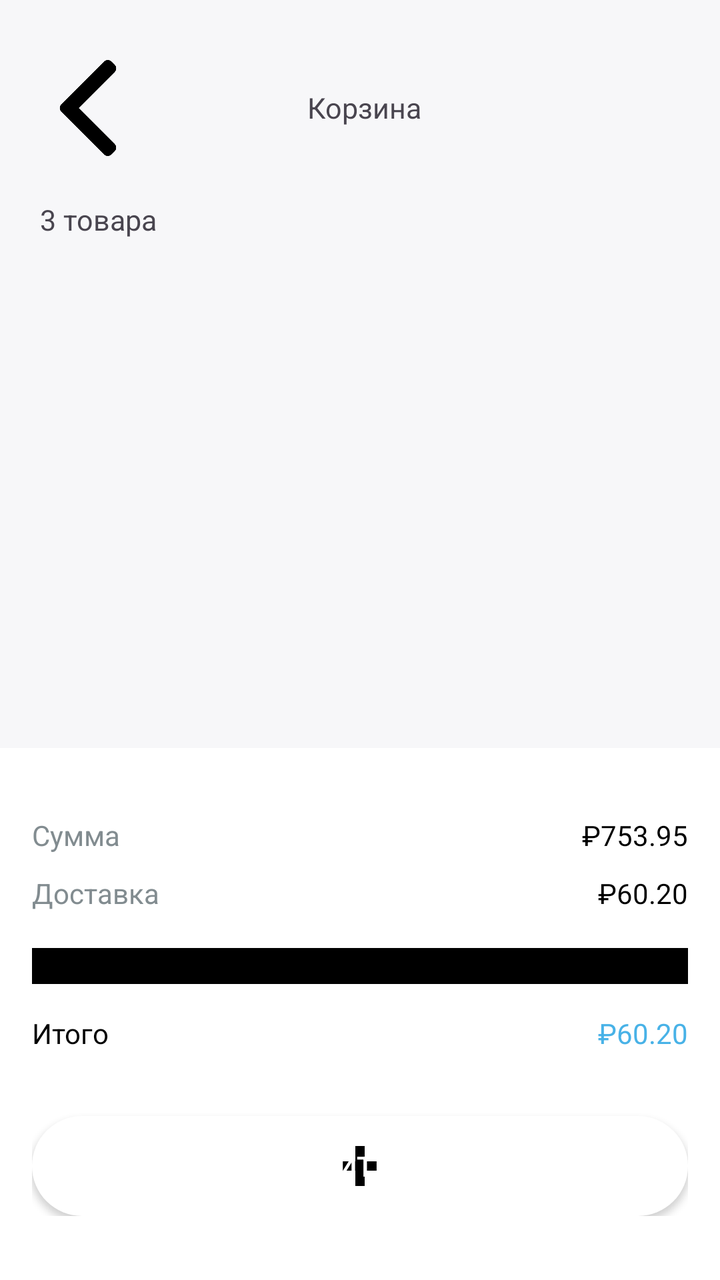
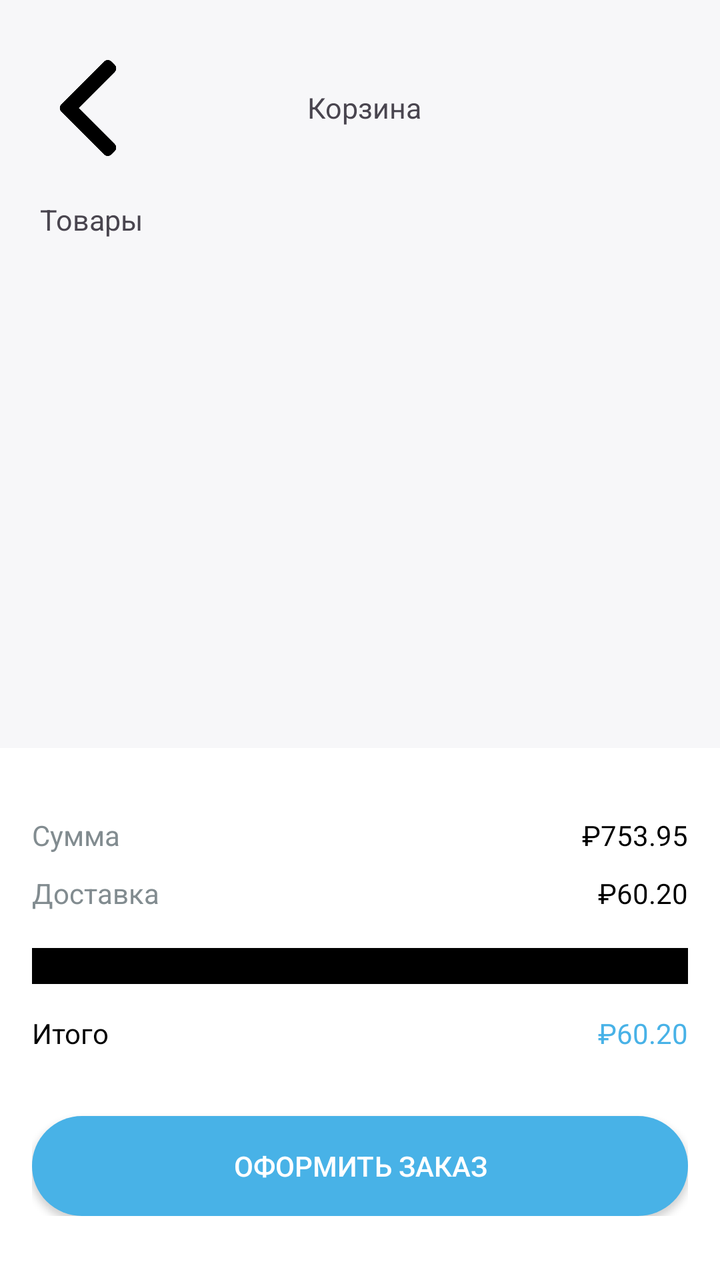

Screens rendered from an Android XML layout before and after an edit, with the pre-edit source and the edit as a unified diff.
<!-- AndroidManifest.xml: application theme Theme.Notes_Kazakov -->
<!-- res/layout/activity_basket.xml -->
<?xml version="1.0" encoding="utf-8"?>
<androidx.constraintlayout.widget.ConstraintLayout xmlns:android="http://schemas.android.com/apk/res/android"
    xmlns:app="http://schemas.android.com/apk/res-auto"
    xmlns:tools="http://schemas.android.com/tools"
    android:id="@+id/main"
    android:layout_width="match_parent"
    android:layout_height="match_parent"
    android:background="#F7F7F9"
    tools:context=".BasketActivity">

    <LinearLayout
        android:id="@+id/header"
        android:layout_width="match_parent"
        android:layout_height="54dp"
        android:layout_marginLeft="15dp"
        android:layout_marginRight="20dp"
        android:layout_marginTop="30dp"
        app:layout_constraintStart_toStartOf="parent"
        app:layout_constraintTop_toTopOf="parent">

        <androidx.appcompat.widget.AppCompatButton
            android:id="@+id/bthBack"
            android:layout_width="48dp"
            android:layout_height="48dp"
            android:layout_marginBottom="5dp"
            android:layout_marginLeft="5dp"
            android:onClick="ClosePopularActivity"
            android:background="@drawable/ic_back"
            android:contentDescription="Текст"/>

        <TextView
            android:layout_width="match_parent"
            android:layout_height="wrap_content"
            android:layout_marginRight="44dp"
            android:gravity="center"
            android:textSize="7pt"
            android:layout_weight="1"
            android:text="Корзина" />

    </LinearLayout>

    <TextView
        android:id="@+id/textView"
        android:layout_width="match_parent"
        android:layout_height="wrap_content"
        android:layout_marginLeft="20dp"
        android:layout_marginRight="20dp"
        android:layout_marginTop="16dp"
        android:layout_weight="1"
        android:text="3 товара"
        android:textSize="7pt"
        app:layout_constraintEnd_toEndOf="parent"
        app:layout_constraintStart_toStartOf="parent"
        app:layout_constraintTop_toBottomOf="@+id/header" />

    <androidx.recyclerview.widget.RecyclerView
        android:id="@+id/basket_list"
        android:layout_width="match_parent"
        android:layout_height="0dp"
        android:layout_marginLeft="20dp"
        android:layout_marginTop="16dp"
        android:layout_marginBottom="16dp"
        android:layout_marginRight="20dp"
        app:layoutManager="androidx.recyclerview.widget.LinearLayoutManager"
        app:layout_constraintBottom_toTopOf="@+id/linearLayout2"
        app:layout_constraintEnd_toEndOf="parent"
        app:layout_constraintStart_toStartOf="parent"
        app:layout_constraintTop_toBottomOf="@+id/textView" />

    <LinearLayout
        android:id="@+id/linearLayout2"
        android:layout_width="match_parent"
        android:layout_height="wrap_content"
        android:background="@color/white"
        android:orientation="vertical"
        android:paddingLeft="16dp"
        android:paddingTop="34dp"
        android:paddingRight="16dp"
        android:paddingBottom="32dp"
        app:layout_constraintBottom_toBottomOf="parent"
        app:layout_constraintEnd_toEndOf="parent"
        app:layout_constraintStart_toStartOf="parent">

        <LinearLayout
            android:layout_width="match_parent"
            android:layout_height="wrap_content"
            android:paddingBottom="10dp">

            <TextView
                android:layout_width="match_parent"
                android:layout_height="wrap_content"
                android:layout_weight="1"
                android:text="Сумма"
                android:textColor="#828C90" />

            <TextView
                android:id="@+id/tv_sum"
                android:layout_width="100dp"
                android:layout_height="wrap_content"
                android:gravity="right"
                android:text="₽753.95"
                android:textColor="@color/black" />
        </LinearLayout>

        <LinearLayout
            android:layout_width="match_parent"
            android:layout_height="wrap_content"
            android:paddingBottom="18dp">

            <TextView
                android:layout_width="match_parent"
                android:layout_height="wrap_content"
                android:layout_weight="1"
                android:text="Доставка"
                android:textColor="#828C90" />

            <TextView
                android:layout_width="100dp"
                android:layout_height="wrap_content"
                android:gravity="right"
                android:text="₽60.20"
                android:textColor="@color/black" />
        </LinearLayout>

        <LinearLayout
            android:layout_width="match_parent"
            android:layout_height="wrap_content"
            android:background="@color/black"
            android:paddingBottom="18dp" />

        <LinearLayout
            android:layout_width="match_parent"
            android:layout_height="wrap_content"
            android:paddingTop="15dp"
            android:paddingBottom="32dp">

            <TextView
                android:layout_width="match_parent"
                android:layout_height="wrap_content"
                android:layout_weight="1"
                android:text="Итого"
                android:textColor="@color/black" />

            <TextView
                android:id="@+id/tv_all_sum"
                android:layout_width="100dp"
                android:layout_height="wrap_content"
                android:gravity="right"
                android:text="₽60.20"
                android:textColor="@color/blue" />
        </LinearLayout>

        <androidx.appcompat.widget.AppCompatButton
            android:id="@+id/bthOrder"
            android:layout_width="match_parent"
            android:layout_height="50dp"
            android:background="@drawable/background_button"
            android:text="Оформить заказ"
            android:textColor="@color/white" />

    </LinearLayout>

</androidx.constraintlayout.widget.ConstraintLayout>
<!-- resources referenced by this layout -->
<resources>
  <color name="black">#FF000000</color>
  <color name="blue">#48B2E7</color>
  <color name="white">#FFFFFFFF</color>
  <!-- drawable background_button (drawable) -->
  <?xml version="1.0" encoding="utf-8"?>
  <layer-list xmlns:android="http://schemas.android.com/apk/res/android">
      <item>
          <shape>
              <solid android:color="@color/white"/>
              <corners android:radius="50dp"/>
          </shape>
      </item>
  
      <item
          android:drawable="@drawable/ic_plus"
          android:width="20dp"
          android:height="20dp"
          android:gravity="center" />
  </layer-list>
  <!-- drawable ic_back: png bitmap (drawable, 2646 bytes) -->
  <style name="Theme.Notes_Kazakov" parent="Base.Theme.Notes_Kazakov" />
  <!-- drawable ic_plus: png bitmap (drawable, 1712 bytes) -->
  <style name="Base.Theme.Notes_Kazakov" parent="Theme.Material3.DayNight.NoActionBar">
          
          
      </style>
</resources>

<!-- the commit's change to res/layout/activity_basket.xml (unified diff, before → after) -->
@@ -47,7 +47,7 @@
         android:layout_marginRight="20dp"
         android:layout_marginTop="16dp"
         android:layout_weight="1"
-        android:text="3 товара"
+        android:text="Товары"
         android:textSize="7pt"
         app:layout_constraintEnd_toEndOf="parent"
         app:layout_constraintStart_toStartOf="parent"
@@ -154,7 +154,7 @@
             android:id="@+id/bthOrder"
             android:layout_width="match_parent"
             android:layout_height="50dp"
-            android:background="@drawable/background_button"
+            android:background="@drawable/background_button_new"
             android:text="Оформить заказ"
             android:textColor="@color/white" />
 
<!-- resource entries referenced after the edit -->
@@ -3,25 +3,14 @@
   <color name="black">#FF000000</color>
   <color name="blue">#48B2E7</color>
   <color name="white">#FFFFFFFF</color>
-  <!-- drawable background_button (drawable) -->
+  <!-- drawable background_button_new (drawable) -->
   <?xml version="1.0" encoding="utf-8"?>
-  <layer-list xmlns:android="http://schemas.android.com/apk/res/android">
-      <item>
-          <shape>
-              <solid android:color="@color/white"/>
-              <corners android:radius="50dp"/>
-          </shape>
-      </item>
-  
-      <item
-          android:drawable="@drawable/ic_plus"
-          android:width="20dp"
-          android:height="20dp"
-          android:gravity="center" />
-  </layer-list>
+  <shape xmlns:android="http://schemas.android.com/apk/res/android">
+      <corners android:radius="25dp"/>
+      <solid android:color="@color/blue"/>
+  </shape>
   <!-- drawable ic_back: png bitmap (drawable, 2646 bytes) -->
   <style name="Theme.Notes_Kazakov" parent="Base.Theme.Notes_Kazakov" />
-  <!-- drawable ic_plus: png bitmap (drawable, 1712 bytes) -->
   <style name="Base.Theme.Notes_Kazakov" parent="Theme.Material3.DayNight.NoActionBar">
           
           
